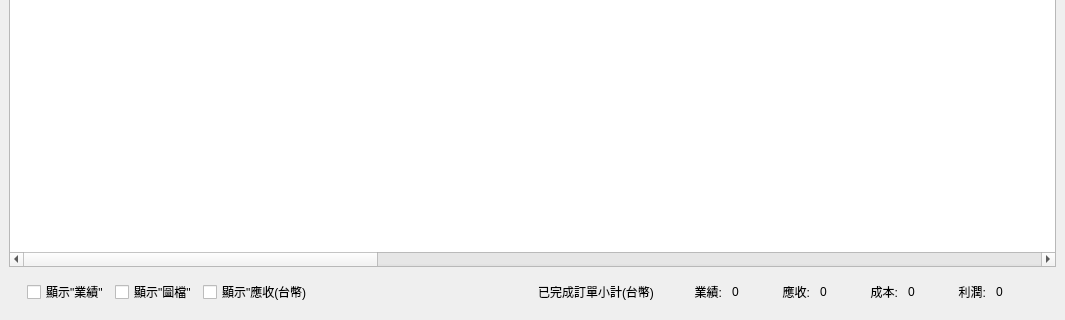
Before: the Qt Designer form src/AdbClient/StageOrder/LayerDayReport.ui in roger0816/Adb, drawn with Qt 5; both pictures show x 0 to 1065 and y 185 to 505 of the 1065 by 505 pixel window.
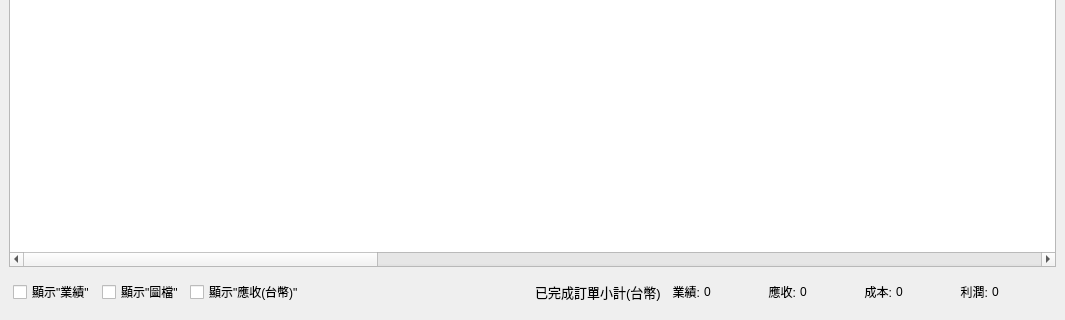
After: the same form once the commit is applied.

```diff
--- a/src/AdbClient/StageOrder/LayerDayReport.ui
+++ b/src/AdbClient/StageOrder/LayerDayReport.ui
@@ -351,13 +351,16 @@
         </property>
         <layout class="QHBoxLayout" name="horizontalLayout_3">
          <property name="spacing">
-          <number>10</number>
+          <number>4</number>
+         </property>
+         <property name="leftMargin">
+          <number>4</number>
          </property>
          <property name="topMargin">
           <number>4</number>
          </property>
          <property name="rightMargin">
-          <number>20</number>
+          <number>4</number>
          </property>
          <property name="bottomMargin">
           <number>4</number>
@@ -371,6 +374,9 @@
             </size>
            </property>
            <layout class="QHBoxLayout" name="horizontalLayout_5">
+            <property name="leftMargin">
+             <number>0</number>
+            </property>
             <property name="topMargin">
              <number>0</number>
             </property>
@@ -394,7 +400,7 @@
             <item>
              <widget class="QCheckBox" name="cbShowCost">
               <property name="text">
-               <string>顯示&quot;應收(台幣)</string>
+               <string>顯示&quot;應收(台幣)&quot;</string>
               </property>
              </widget>
             </item>
@@ -416,8 +422,22 @@
          </item>
          <item>
           <widget class="QLabel" name="lbT">
+           <property name="maximumSize">
+            <size>
+             <width>16777215</width>
+             <height>16777215</height>
+            </size>
+           </property>
+           <property name="font">
+            <font>
+             <pointsize>10</pointsize>
+            </font>
+           </property>
            <property name="text">
-            <string>已完成訂單小計(台幣)         </string>
+            <string>已完成訂單小計(台幣)  </string>
+           </property>
+           <property name="alignment">
+            <set>Qt::AlignRight|Qt::AlignTrailing|Qt::AlignVCenter</set>
            </property>
           </widget>
          </item>
@@ -435,7 +455,7 @@
           <widget class="QLabel" name="lbTotalBonus">
            <property name="minimumSize">
             <size>
-             <width>40</width>
+             <width>60</width>
              <height>0</height>
             </size>
            </property>
@@ -458,7 +478,7 @@
           <widget class="QLabel" name="lbTotal0">
            <property name="minimumSize">
             <size>
-             <width>40</width>
+             <width>60</width>
              <height>0</height>
             </size>
            </property>
@@ -481,7 +501,7 @@
           <widget class="QLabel" name="lbTotal1">
            <property name="minimumSize">
             <size>
-             <width>40</width>
+             <width>60</width>
              <height>0</height>
             </size>
            </property>
@@ -504,7 +524,7 @@
           <widget class="QLabel" name="lbTotal2">
            <property name="minimumSize">
             <size>
-             <width>40</width>
+             <width>60</width>
              <height>0</height>
             </size>
            </property>
```
